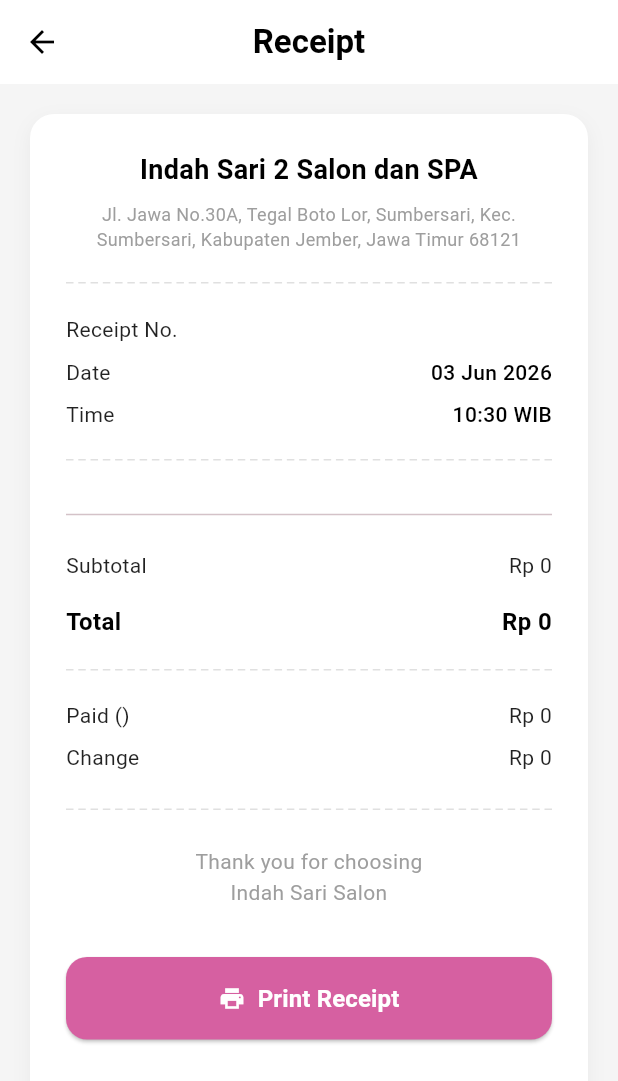
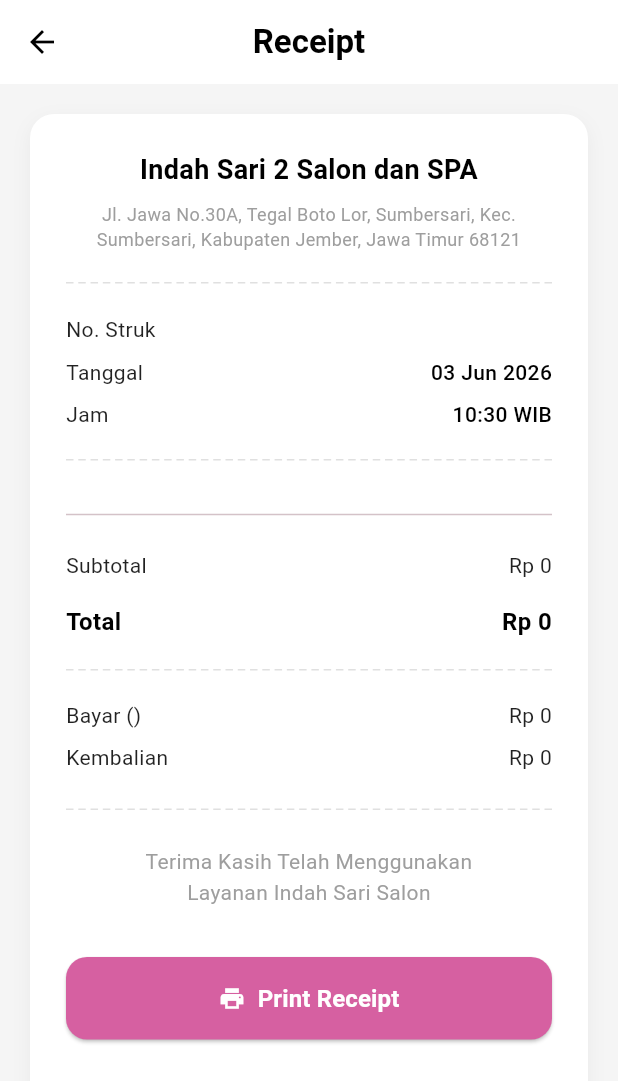
Before and after one commit to mfitrah1502/indahsarisalon-mobile, a Flutter app: the ReceiptPage screen opened directly with empty values, on a phone screen of 412 x 824 dp. Shown: the top 1081 px of the screen. Run offline on Flutter 3.47's test engine with Material 3 defaults, Android fonts, the phone set to English and light mode, and no system bars; our stand-ins replace fl_chart, flutter_dotenv, image_picker, pdf, printing, share_plus and 2 more; missing offline and left inert: bcrypt; accounts and stored records are empty.

Commit message:
update struk pembayaran
benerin beberapa teks

```diff
--- a/lib/views/receipt_page.dart
+++ b/lib/views/receipt_page.dart
@@ -10,13 +10,16 @@
   String _translatePaymentMethod(String method) {
     switch (method.toLowerCase()) {
       case 'tunai':
-        return 'Cash';
+      case 'cash':
+        return 'Tunai';
       case 'transfer':
-        return 'Bank Transfer';
+      case 'bank transfer':
+        return 'Transfer Bank';
       default:
         return method;
     }
   }
+
   final String transactionId;
   final DateTime transactionDate;
   final List<Map<String, dynamic>> services;
@@ -47,9 +50,13 @@
     );
 
     final bool isDarkMode = AppSession.isDarkMode;
-    final Color scaffoldBg = isDarkMode ? const Color(0xFF1E293B) : const Color(0xFFF5F5F5);
+    final Color scaffoldBg = isDarkMode
+        ? const Color(0xFF1E293B)
+        : const Color(0xFFF5F5F5);
     final Color cardBg = isDarkMode ? const Color(0xFF0F172A) : Colors.white;
-    final Color mainTextColor = isDarkMode ? const Color(0xFFCBD5E1) : Colors.black;
+    final Color mainTextColor = isDarkMode
+        ? const Color(0xFFCBD5E1)
+        : Colors.black;
     final Color mutedText = isDarkMode ? const Color(0xFF94A3B8) : Colors.grey;
     final Color primaryColor = const Color(0xFFD660A1);
 
@@ -129,7 +136,7 @@
                   mainAxisAlignment: pw.MainAxisAlignment.spaceBetween,
                   children: [
                     pw.Text(
-                      'Receipt No.',
+                      'No. Struk',
                       style: pw.TextStyle(font: regularFont, fontSize: 10),
                     ),
                     pw.Text(
@@ -142,11 +149,11 @@
                   mainAxisAlignment: pw.MainAxisAlignment.spaceBetween,
                   children: [
                     pw.Text(
-                      'Date',
+                      'Tanggal',
                       style: pw.TextStyle(font: regularFont, fontSize: 10),
                     ),
                     pw.Text(
-                      DateFormat('dd MMM yyyy', 'en').format(transactionDate),
+                      DateFormat('dd MMM yyyy', 'id').format(transactionDate),
                       style: pw.TextStyle(font: regularFont, fontSize: 10),
                     ),
                   ],
@@ -155,11 +162,11 @@
                   mainAxisAlignment: pw.MainAxisAlignment.spaceBetween,
                   children: [
                     pw.Text(
-                      'Time',
+                      'Jam',
                       style: pw.TextStyle(font: regularFont, fontSize: 10),
                     ),
                     pw.Text(
-                      '${DateFormat('HH:mm', 'en').format(transactionDate)} WIB',
+                      '${DateFormat('HH:mm', 'id').format(transactionDate)} WIB',
                       style: pw.TextStyle(font: regularFont, fontSize: 10),
                     ),
                   ],
@@ -218,8 +225,8 @@
                     children: [
                       pw.Text(
                         discountPercentage > 0
-                            ? 'Discount (${discountPercentage.toInt()}%)'
-                            : 'Discount',
+                            ? 'Diskon (${discountPercentage.toInt()}%)'
+                            : 'Diskon',
                         style: pw.TextStyle(font: regularFont, fontSize: 10),
                       ),
                       pw.Text(
@@ -233,7 +240,7 @@
                   mainAxisAlignment: pw.MainAxisAlignment.spaceBetween,
                   children: [
                     pw.Text(
-                      'TOTAL',
+                      'Total',
                       style: pw.TextStyle(font: titleFont, fontSize: 13),
                     ),
                     pw.Text(
@@ -249,7 +256,7 @@
                   mainAxisAlignment: pw.MainAxisAlignment.spaceBetween,
                   children: [
                     pw.Text(
-                      'Paid (${_translatePaymentMethod(paymentMethod)})',
+                      'Bayar (${_translatePaymentMethod(paymentMethod)})',
                       style: pw.TextStyle(font: regularFont, fontSize: 10),
                     ),
                     pw.Text(
@@ -262,7 +269,7 @@
                   mainAxisAlignment: pw.MainAxisAlignment.spaceBetween,
                   children: [
                     pw.Text(
-                      'Change',
+                      'Kembalian',
                       style: pw.TextStyle(font: regularFont, fontSize: 10),
                     ),
                     pw.Text(
@@ -276,7 +283,7 @@
                 pw.SizedBox(height: 15),
                 pw.Center(
                   child: pw.Text(
-                    'Thank you for choosing\nIndah Sari Salon',
+                    'Terima Kasih Telah Menggunakan\nLayanan Indah Sari Salon',
                     textAlign: pw.TextAlign.center,
                     style: pw.TextStyle(
                       font: regularFont,
@@ -348,14 +355,14 @@
                       const SizedBox(height: 20),
                       const DashedDivider(),
                       const SizedBox(height: 16),
-                      _buildInfoRow('Receipt No.', transactionId),
+                      _buildInfoRow('No. Struk', transactionId),
                       _buildInfoRow(
-                        'Date',
-                        DateFormat('dd MMM yyyy', 'en').format(transactionDate),
+                        'Tanggal',
+                        DateFormat('dd MMM yyyy', 'id').format(transactionDate),
                       ),
                       _buildInfoRow(
-                        'Time',
-                        '${DateFormat('HH:mm', 'en').format(transactionDate)} WIB',
+                        'Jam',
+                        '${DateFormat('HH:mm', 'id').format(transactionDate)} WIB',
                       ),
                       const SizedBox(height: 16),
                       const DashedDivider(),
@@ -374,8 +381,8 @@
                       if (effectiveDiscountAmount > 0)
                         _buildSummaryRow(
                           discountPercentage > 0
-                              ? 'Discount (${discountPercentage.toInt()}%)'
-                              : 'Discount',
+                              ? 'Diskon (${discountPercentage.toInt()}%)'
+                              : 'Diskon',
                           -effectiveDiscountAmount,
                           currencyFormat,
                           color: Colors.orange[800],
@@ -391,16 +398,16 @@
                       const DashedDivider(),
                       const SizedBox(height: 16),
                       _buildSummaryRow(
-                        'Paid (${_translatePaymentMethod(paymentMethod)})',
+                        'Bayar (${_translatePaymentMethod(paymentMethod)})',
                         amountPaid,
                         currencyFormat,
                       ),
-                      _buildSummaryRow('Change', change, currencyFormat),
+                      _buildSummaryRow('Kembalian', change, currencyFormat),
                       const SizedBox(height: 20),
                       const DashedDivider(),
                       const SizedBox(height: 24),
                       Text(
-                        'Thank you for choosing\nIndah Sari Salon',
+                        'Terima Kasih Telah Menggunakan\nLayanan Indah Sari Salon',
                         textAlign: TextAlign.center,
                         style: TextStyle(
                           fontSize: 14,
@@ -452,10 +459,7 @@
       child: Row(
         mainAxisAlignment: MainAxisAlignment.spaceBetween,
         children: [
-          Text(
-            label,
-            style: TextStyle(fontSize: 14, color: labelColor),
-          ),
+          Text(label, style: TextStyle(fontSize: 14, color: labelColor)),
           Text(
             value,
             style: TextStyle(
@@ -508,8 +512,12 @@
     Color? color,
   }) {
     final isDark = AppSession.isDarkMode;
-    final defaultLabelColor = isBold ? (isDark ? const Color(0xFFCBD5E1) : Colors.black) : (isDark ? const Color(0xFF94A3B8) : Colors.black87);
-    final defaultValueColor = isBold ? (isDark ? const Color(0xFFCBD5E1) : Colors.black) : (isDark ? const Color(0xFFCBD5E1) : Colors.black87);
+    final defaultLabelColor = isBold
+        ? (isDark ? const Color(0xFFCBD5E1) : Colors.black)
+        : (isDark ? const Color(0xFF94A3B8) : Colors.black87);
+    final defaultValueColor = isBold
+        ? (isDark ? const Color(0xFFCBD5E1) : Colors.black)
+        : (isDark ? const Color(0xFFCBD5E1) : Colors.black87);
     return Padding(
       padding: const EdgeInsets.symmetric(vertical: 4),
       child: Row(
@@ -553,7 +561,11 @@
 
   @override
   Widget build(BuildContext context) {
-    final resolvedColor = color ?? (AppSession.isDarkMode ? const Color(0xFF334155) : const Color(0xFFE0E0E0));
+    final resolvedColor =
+        color ??
+        (AppSession.isDarkMode
+            ? const Color(0xFF334155)
+            : const Color(0xFFE0E0E0));
     return LayoutBuilder(
       builder: (BuildContext context, BoxConstraints constraints) {
         final boxWidth = constraints.constrainWidth();
@@ -564,7 +576,9 @@
             return SizedBox(
               width: dashWidth,
               height: height,
-              child: DecoratedBox(decoration: BoxDecoration(color: resolvedColor)),
+              child: DecoratedBox(
+                decoration: BoxDecoration(color: resolvedColor),
+              ),
             );
           }),
         );
```
